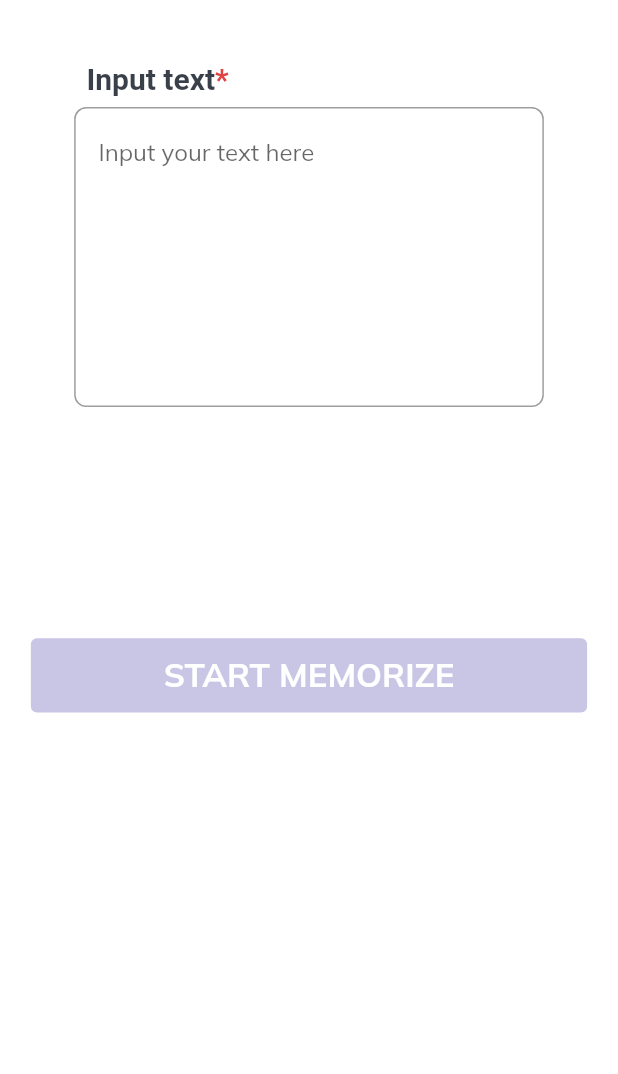
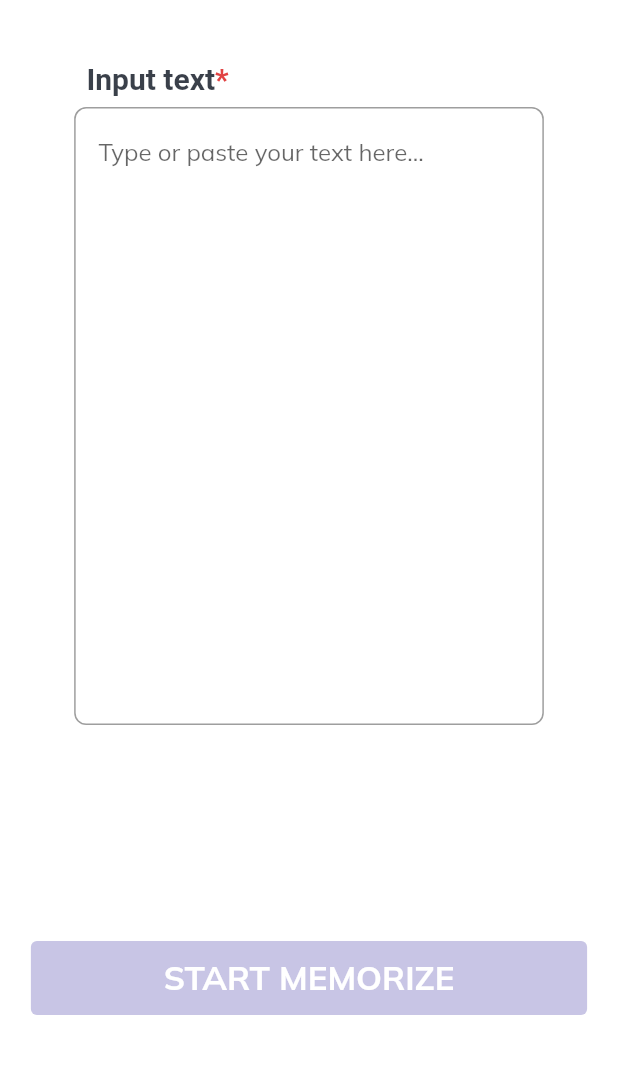
Before and after one commit to InnoSWP/InnoMemorizerApp, a Flutter app: the screen it shows after launch, on a phone screen of 412 x 824 dp, the part 144-1218 px from its top. Run offline on Flutter 3.47's test engine with Material 2 defaults, Android fonts, the phone set to English and light mode, and no system bars; drawn by our look-alikes of toggle_switch; our stand-ins replace dio, dotted_border, file_picker, google_fonts; missing offline and left inert: alan_voice, pdf_text.

Commit message:
Some refactoring

```diff
--- a/lib/widgets/paste_text.dart
+++ b/lib/widgets/paste_text.dart
@@ -44,13 +44,13 @@ Widget getPasteTextScreen(context, textController, animationController) {
             MediaQuery.of(context).size.width * 0.12,
             0,
             MediaQuery.of(context).size.width * 0.12,
-            MediaQuery.of(context).size.width * 0.15,
+            MediaQuery.of(context).size.height * 0.03,
           ),
           child: SizedBox(
-            height: 200,
+            height: MediaQuery.of(context).size.height * 0.5,
             child: TextField(
                 controller: textController,
-                maxLines: 10,
+                maxLines: 35,
                 decoration: InputDecoration(
                   border: OutlineInputBorder(
                     borderSide:
@@ -62,16 +62,20 @@ Widget getPasteTextScreen(context, textController, animationController) {
                     const BorderSide(color: CustomColors.darkBlueBorder),
                     borderRadius: BorderRadius.circular(8),
                   ),
-                  hintText: 'Input your text here',
+                  hintText: 'Type or paste your text here...',
                   prefixText: ' ',
                 )),
           ),
         ),
-        animationController.value == 0.0
-            ? const SizedBox(
-                height: 10,
-              )
-            : Column(
+
+
+
+        Visibility(
+            maintainSize: true,
+            maintainAnimation: true,
+            maintainState: true,
+            visible: animationController.value != 0.0,
+            child: Column(
               children: [
                 Padding(
                   padding: EdgeInsets.only(
@@ -110,10 +114,11 @@ Widget getPasteTextScreen(context, textController, animationController) {
                       color: CustomColors.primary.withOpacity(0.5),
                     )),
               ],
+            )
         ),
         Padding(
           padding:
-              EdgeInsets.only(top: MediaQuery.of(context).size.height * 0.1),
+          EdgeInsets.only(top: MediaQuery.of(context).size.height * 0.03),
           child: SizedBox(
             width: MediaQuery.of(context).size.width * 0.9,
             height: MediaQuery.of(context).size.height * 0.06,
```
Lines whose indentation alone changed are shown as unchanged.
